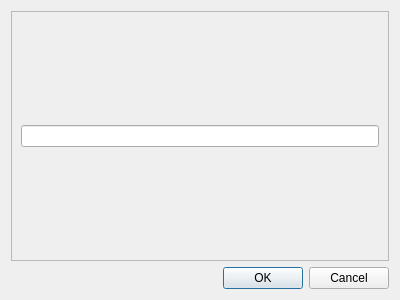
Old version of the form Dialogs/accountdialog.ui in the repository Irattus/Portfolio.
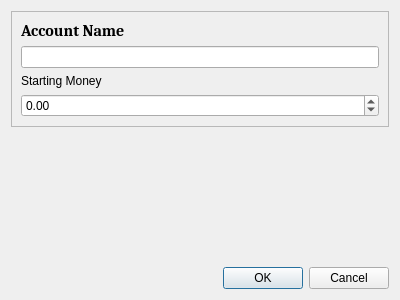
New version of the form.

Commit message: Issue: you can't modify transactions and accounts

```diff
--- a/Dialogs/accountdialog.ui
+++ b/Dialogs/accountdialog.ui
@@ -23,12 +23,62 @@
       <enum>QFrame::Raised</enum>
      </property>
      <layout class="QVBoxLayout" name="verticalLayout_2">
+      <item>
+       <widget class="QLabel" name="titleLabel">
+        <property name="font">
+         <font>
+          <family>Cambria</family>
+          <pointsize>12</pointsize>
+          <bold>true</bold>
+         </font>
+        </property>
+        <property name="text">
+         <string>Account Name</string>
+        </property>
+       </widget>
+      </item>
       <item>
        <widget class="QLineEdit" name="lineEdit"/>
       </item>
+      <item>
+       <widget class="QLabel" name="startMoneyLabel">
+        <property name="text">
+         <string>Starting Money</string>
+        </property>
+       </widget>
+      </item>
+      <item>
+       <widget class="QDoubleSpinBox" name="startingMoneySpinBox">
+        <property name="buttonSymbols">
+         <enum>QAbstractSpinBox::UpDownArrows</enum>
+        </property>
+        <property name="minimum">
+         <double>-1000000000000000072531436381529235126158374409646521955518210155479040.000000000000000</double>
+        </property>
+        <property name="maximum">
+         <double>999999999999999943801810948794571024057224129020550531544123892056457216.000000000000000</double>
+        </property>
+        <property name="value">
+         <double>0.000000000000000</double>
+        </property>
+       </widget>
+      </item>
      </layout>
     </widget>
    </item>
+   <item>
+    <spacer name="verticalSpacer">
+     <property name="orientation">
+      <enum>Qt::Vertical</enum>
+     </property>
+     <property name="sizeHint" stdset="0">
+      <size>
+       <width>20</width>
+       <height>40</height>
+      </size>
+     </property>
+    </spacer>
+   </item>
    <item>
     <widget class="QDialogButtonBox" name="buttonBox">
      <property name="orientation">
```
The commit also changes 4 other files.
